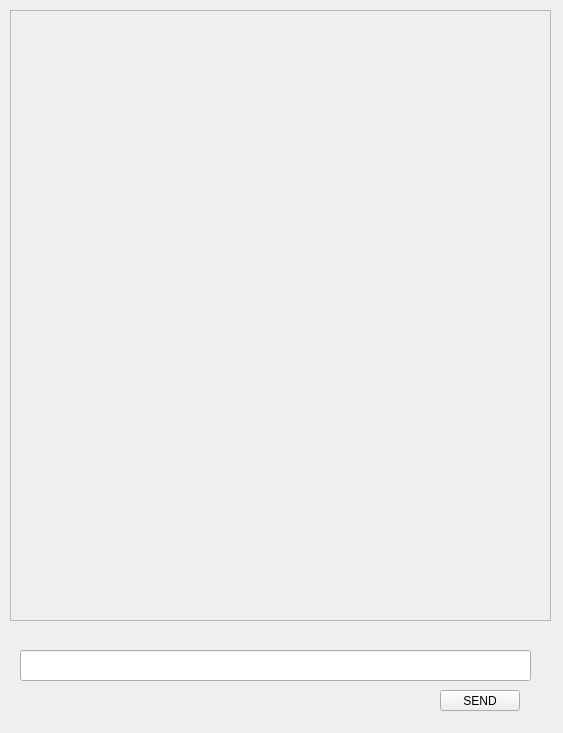
Above: message_with_user.ui from NEPLOS/linkedin-clone before the change. Below: the same form after it.
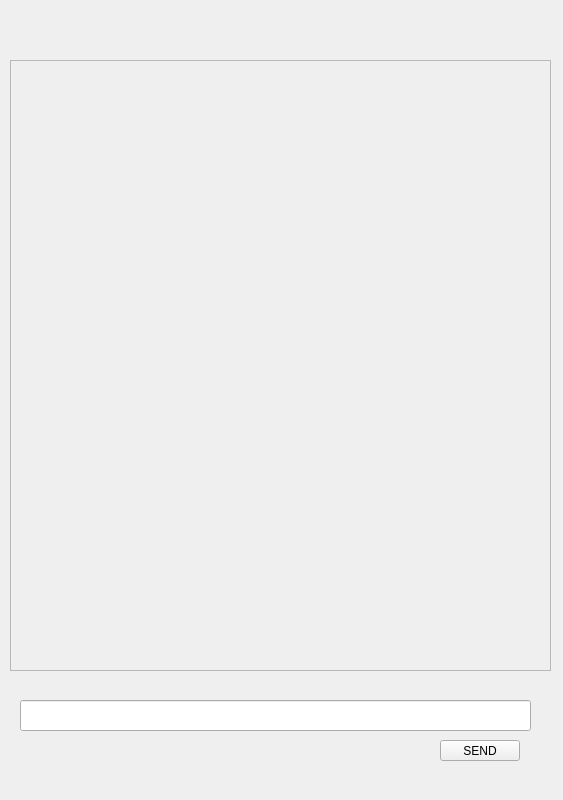
That is the form after the change.

```diff
--- a/message_with_user.ui
+++ b/message_with_user.ui
@@ -7,7 +7,7 @@
     <x>0</x>
     <y>0</y>
     <width>563</width>
-    <height>733</height>
+    <height>800</height>
    </rect>
   </property>
   <property name="windowTitle">
@@ -17,7 +17,7 @@
    <property name="geometry">
     <rect>
      <x>10</x>
-     <y>10</y>
+     <y>60</y>
      <width>541</width>
      <height>611</height>
     </rect>
@@ -40,7 +40,7 @@
    <property name="geometry">
     <rect>
      <x>20</x>
-     <y>650</y>
+     <y>700</y>
      <width>511</width>
      <height>31</height>
     </rect>
@@ -50,7 +50,7 @@
    <property name="geometry">
     <rect>
      <x>440</x>
-     <y>690</y>
+     <y>740</y>
      <width>80</width>
      <height>21</height>
     </rect>
@@ -59,6 +59,32 @@
     <string>SEND</string>
    </property>
   </widget>
+  <widget class="QLabel" name="profile">
+   <property name="geometry">
+    <rect>
+     <x>20</x>
+     <y>10</y>
+     <width>41</width>
+     <height>41</height>
+    </rect>
+   </property>
+   <property name="text">
+    <string/>
+   </property>
+  </widget>
+  <widget class="QLabel" name="user_name">
+   <property name="geometry">
+    <rect>
+     <x>80</x>
+     <y>20</y>
+     <width>221</width>
+     <height>21</height>
+    </rect>
+   </property>
+   <property name="text">
+    <string/>
+   </property>
+  </widget>
  </widget>
  <resources/>
  <connections/>
```
